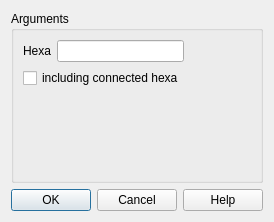
Before: the Qt Designer form src/HEXABLOCKGUI/RemoveHexa_QTD.ui in SalomePlatform/hexablock, drawn with Qt 5.
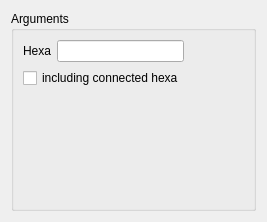
After: the same form once the commit is applied.

Commit message: fixed : selection model added : highlight on propagation's edges 	apply button on dialog panel updated : association menu, object brower's name, menu always showing, ...

```diff
--- a/src/HEXABLOCKGUI/RemoveHexa_QTD.ui
+++ b/src/HEXABLOCKGUI/RemoveHexa_QTD.ui
@@ -6,7 +6,7 @@
    <rect>
     <x>0</x>
     <y>0</y>
-    <width>258</width>
+    <width>267</width>
     <height>222</height>
    </rect>
   </property>
@@ -47,16 +47,6 @@
      </layout>
     </widget>
    </item>
-   <item>
-    <widget class="QDialogButtonBox" name="buttonBox">
-     <property name="orientation">
-      <enum>Qt::Horizontal</enum>
-     </property>
-     <property name="standardButtons">
-      <set>QDialogButtonBox::Cancel|QDialogButtonBox::Ok|QDialogButtonBox::Help</set>
-     </property>
-    </widget>
-   </item>
   </layout>
  </widget>
  <resources/>
```
Left out of the diff: 35 changed lines with no effect on the pictures. The commit also changes 37 other files.
